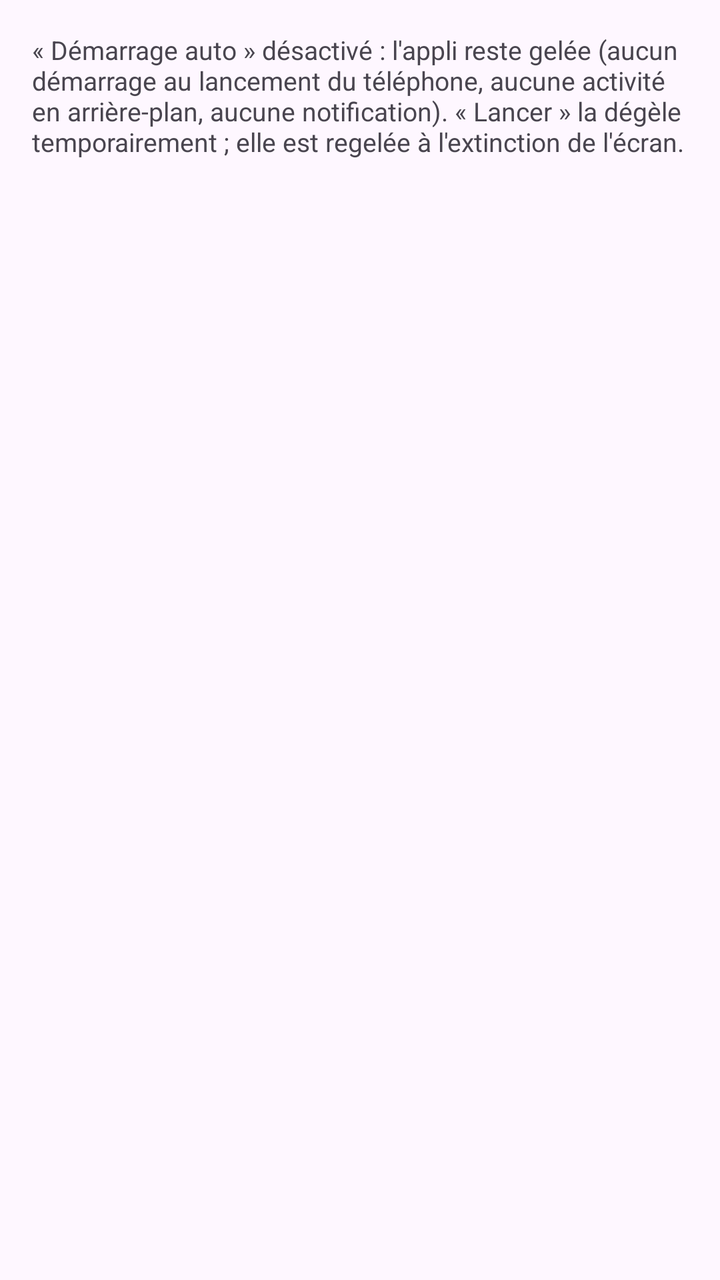
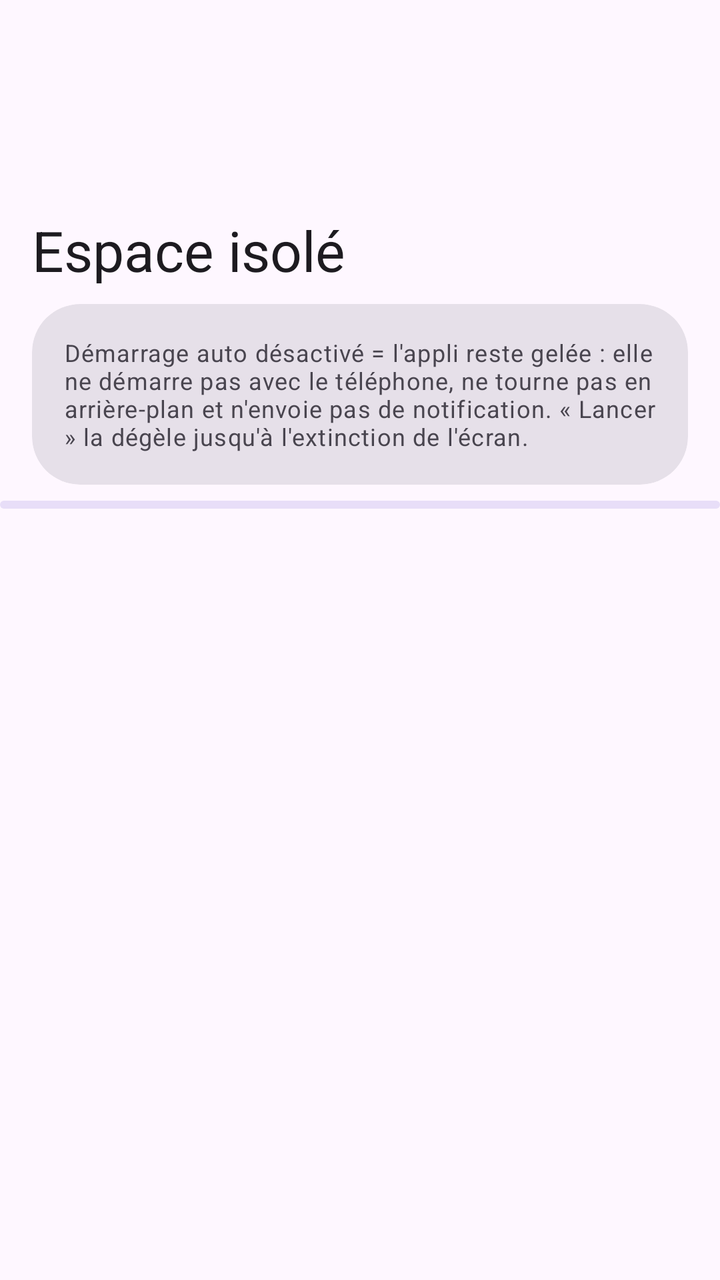

An Android layout rendered at two revisions. The XML below is the earlier revision; the diff shows what the commit changed to produce the second picture.
<!-- AndroidManifest.xml: application theme Theme.Isolateur -->
<!-- res/layout/activity_isolated.xml -->
<?xml version="1.0" encoding="utf-8"?>
<LinearLayout xmlns:android="http://schemas.android.com/apk/res/android"
    android:layout_width="match_parent"
    android:layout_height="match_parent"
    android:orientation="vertical">

    <TextView
        android:id="@+id/hint"
        android:layout_width="match_parent"
        android:layout_height="wrap_content"
        android:padding="16dp"
        android:textSize="13sp"
        android:text="« Démarrage auto » désactivé : l\'appli reste gelée (aucun démarrage au lancement du téléphone, aucune activité en arrière-plan, aucune notification). « Lancer » la dégèle temporairement ; elle est regelée à l\'extinction de l\'écran." />

    <ProgressBar
        android:id="@+id/progress"
        android:layout_width="wrap_content"
        android:layout_height="wrap_content"
        android:layout_gravity="center_horizontal" />

    <androidx.recyclerview.widget.RecyclerView
        android:id="@+id/list"
        android:layout_width="match_parent"
        android:layout_height="0dp"
        android:layout_weight="1" />
</LinearLayout>
<!-- resources referenced by this layout -->
<resources>
  <style name="Theme.Isolateur" parent="Theme.Material3.DayNight">
          <item name="colorPrimary">#3F51B5</item>
      </style>
</resources>

<!-- the commit's change to res/layout/activity_isolated.xml (unified diff, before → after) -->
@@ -1,26 +1,64 @@
 <?xml version="1.0" encoding="utf-8"?>
-<LinearLayout xmlns:android="http://schemas.android.com/apk/res/android"
+<androidx.coordinatorlayout.widget.CoordinatorLayout xmlns:android="http://schemas.android.com/apk/res/android"
+    xmlns:app="http://schemas.android.com/apk/res-auto"
     android:layout_width="match_parent"
     android:layout_height="match_parent"
-    android:orientation="vertical">
+    android:fitsSystemWindows="true">
 
-    <TextView
-        android:id="@+id/hint"
+    <com.google.android.material.appbar.AppBarLayout
         android:layout_width="match_parent"
         android:layout_height="wrap_content"
-        android:padding="16dp"
-        android:textSize="13sp"
-        android:text="« Démarrage auto » désactivé : l\'appli reste gelée (aucun démarrage au lancement du téléphone, aucune activité en arrière-plan, aucune notification). « Lancer » la dégèle temporairement ; elle est regelée à l\'extinction de l\'écran." />
+        android:fitsSystemWindows="true">
 
-    <ProgressBar
-        android:id="@+id/progress"
-        android:layout_width="wrap_content"
-        android:layout_height="wrap_content"
-        android:layout_gravity="center_horizontal" />
+        <com.google.android.material.appbar.CollapsingToolbarLayout
+            style="?attr/collapsingToolbarLayoutLargeStyle"
+            android:layout_width="match_parent"
+            android:layout_height="?attr/collapsingToolbarLayoutLargeSize"
+            app:title="@string/isolated_title"
+            app:layout_scrollFlags="scroll|exitUntilCollapsed|snap">
 
-    <androidx.recyclerview.widget.RecyclerView
-        android:id="@+id/list"
+            <com.google.android.material.appbar.MaterialToolbar
+                android:id="@+id/toolbar"
+                android:layout_width="match_parent"
+                android:layout_height="?attr/actionBarSize"
+                android:elevation="0dp"
+                app:layout_collapseMode="pin" />
+        </com.google.android.material.appbar.CollapsingToolbarLayout>
+    </com.google.android.material.appbar.AppBarLayout>
+
+    <LinearLayout
         android:layout_width="match_parent"
-        android:layout_height="0dp"
-        android:layout_weight="1" />
-</LinearLayout>
+        android:layout_height="match_parent"
+        android:orientation="vertical"
+        app:layout_behavior="@string/appbar_scrolling_view_behavior">
+
+        <com.google.android.material.card.MaterialCardView
+            android:layout_width="match_parent"
+            android:layout_height="wrap_content"
+            android:layout_marginHorizontal="16dp"
+            android:layout_marginBottom="8dp"
+            app:contentPadding="16dp">
+
+            <TextView
+                android:id="@+id/hint"
+                android:layout_width="match_parent"
+                android:layout_height="wrap_content"
+                android:text="Démarrage auto désactivé = l'appli reste gelée : elle ne démarre pas avec le téléphone, ne tourne pas en arrière-plan et n'envoie pas de notification. « Lancer » la dégèle jusqu'à l'extinction de l'écran."
+                android:textAppearance="?attr/textAppearanceBodySmall" />
+        </com.google.android.material.card.MaterialCardView>
+
+        <com.google.android.material.progressindicator.LinearProgressIndicator
+            android:id="@+id/progress"
+            android:layout_width="match_parent"
+            android:layout_height="wrap_content"
+            android:indeterminate="true" />
+
+        <androidx.recyclerview.widget.RecyclerView
+            android:id="@+id/list"
+            android:layout_width="match_parent"
+            android:layout_height="0dp"
+            android:layout_weight="1"
+            android:clipToPadding="false"
+            android:paddingBottom="24dp" />
+    </LinearLayout>
+</androidx.coordinatorlayout.widget.CoordinatorLayout>
<!-- resource entries referenced after the edit -->
@@ -1,7 +1,14 @@
 <!-- resources referenced by this layout -->
 <resources>
-  <style name="Theme.Isolateur" parent="Theme.Material3.DayNight">
+  <string name="isolated_title">Espace isolé</string>
+  <style name="Theme.Isolateur" parent="Theme.Material3.DayNight.NoActionBar">
           <item name="colorPrimary">#3F51B5</item>
+          <item name="android:statusBarColor">@android:color/transparent</item>
+          <item name="materialCardViewStyle">@style/Widget.Isolateur.Card</item>
+      </style>
+  <style name="Widget.Isolateur.Card" parent="Widget.Material3.CardView.Filled">
+          <item name="cardCornerRadius">24dp</item>
+          <item name="contentPadding">20dp</item>
       </style>
 </resources>
 
